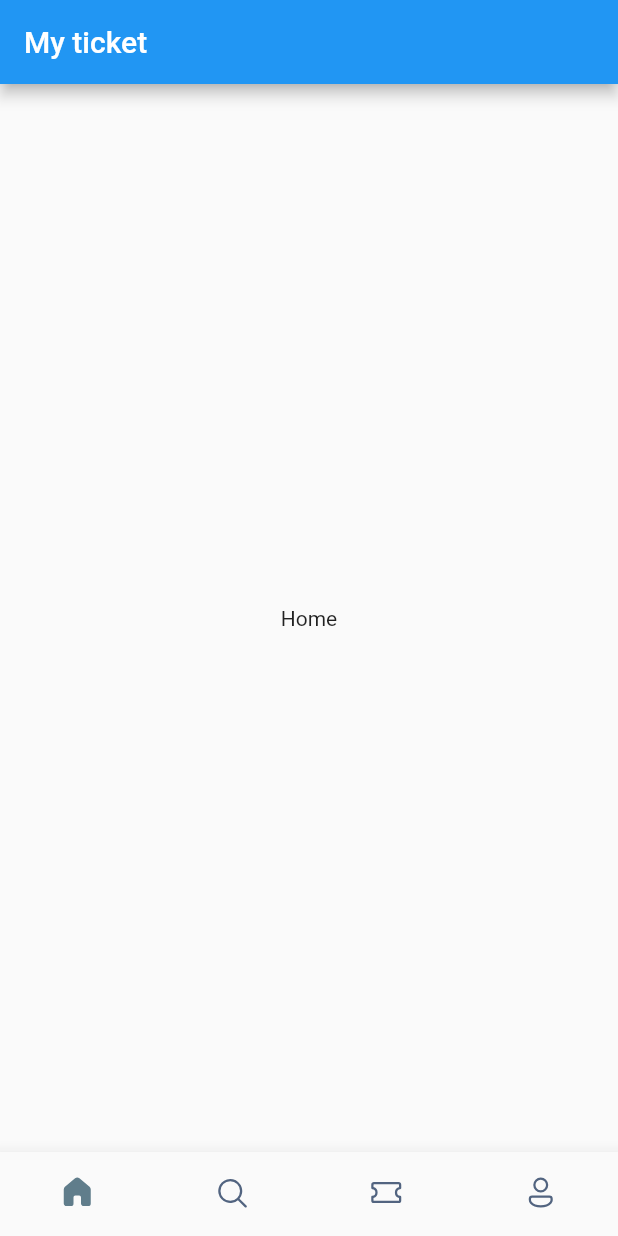
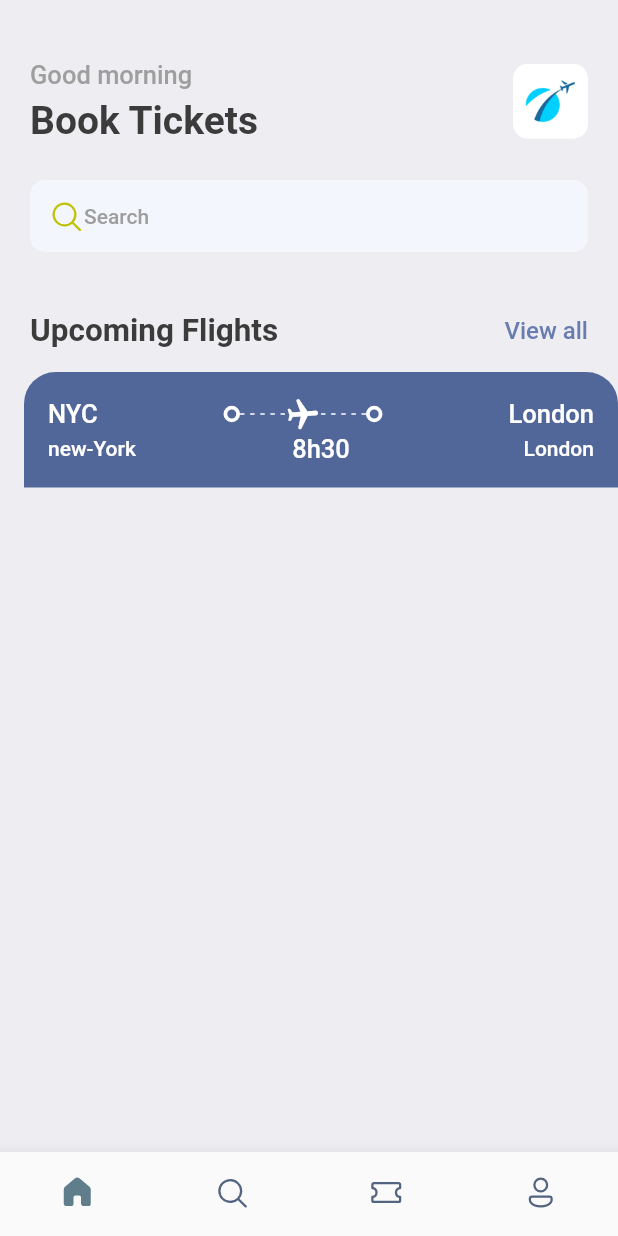
Before and after one commit to Vanquan99/ticked-booking-app, a Flutter app: the screen it shows after launch, on a phone screen of 412 x 824 dp. Run offline on Flutter 3.47's test engine with Material 2 defaults, Android fonts, the phone set to English and light mode, and no system bars; our stand-ins replace fluentui_icons, gap.

Commit message:
home page

```diff
--- a/lib/main.dart
+++ b/lib/main.dart
@@ -1,5 +1,6 @@
 import 'package:flutter/material.dart';
 import 'package:ticked_booking_app/screens/bottom_bar.dart';
+import 'package:ticked_booking_app/utils/app_styles.dart';
 
 void main() {
   runApp(const MyApp());
@@ -12,9 +13,10 @@ class MyApp extends StatelessWidget {
   @override
   Widget build(BuildContext context) {
     return MaterialApp(
+      debugShowCheckedModeBanner: false,
       title: 'Flutter Demo',
       theme: ThemeData(
-        primarySwatch: Colors.blue,
+        primaryColor: primary,
       ),
       home: const BottomBar(),
     );
--- a/lib/screens/bottom_bar.dart
+++ b/lib/screens/bottom_bar.dart
@@ -1,6 +1,7 @@
 import 'package:fluentui_icons/fluentui_icons.dart';
 import 'package:flutter/cupertino.dart';
 import 'package:flutter/material.dart';
+import 'package:ticked_booking_app/screens/home_screen.dart';
 
 class BottomBar extends StatefulWidget {
   const BottomBar({Key? key}) : super(key: key);
@@ -12,10 +13,14 @@ class BottomBar extends StatefulWidget {
 class _BottomBarState extends State<BottomBar> {
   int _selectedIndex = 0;
   static final List<Widget> _widgetOptions = <Widget>[
-    const Text('Home'),
-    const Text('Search'),
-    const Text('Tickets'),
-    const Text('Profile'),
+    // const Text('Home'),
+    // const Text('Search'),
+    // const Text('Tickets'),
+    // const Text('Profile'),
+    const HomeScreen(),
+    HomeScreen(),
+    HomeScreen(),
+    HomeScreen(),
   ];
 
   void _onItemTapped(int index){
@@ -30,9 +35,9 @@ class _BottomBarState extends State<BottomBar> {
   @override
   Widget build(BuildContext context) {
     return Scaffold(
-      appBar: AppBar(
-        title: const Text('My ticket'),
-      ),
+      // appBar: AppBar(
+      //   title: const Text('My ticket'),
+      // ),
       // body: const Center(
       //   child: Text("My body"),
       // ),
--- /dev/null
+++ b/lib/screens/home_screen.dart
@@ -0,0 +1,109 @@
+import 'package:fluentui_icons/fluentui_icons.dart';
+import 'package:flutter/cupertino.dart';
+import 'package:flutter/material.dart';
+import 'package:gap/gap.dart';
+import 'package:ticked_booking_app/screens/ticked_view.dart';
+import 'package:ticked_booking_app/utils/app_styles.dart';
+
+class HomeScreen extends StatelessWidget {
+  const HomeScreen({Key? key}) : super(key: key);
+
+  @override
+  Widget build(BuildContext context) {
+    return Scaffold(
+      // backgroundColor: Color(0xFFeeedf2),
+      backgroundColor: Styles.bgColor,
+      body: ListView(
+        children: [
+          Container(
+            padding: const EdgeInsets.symmetric(horizontal: 20),
+            child: Column(
+              children: [
+                const Gap(40),
+                Row(
+                  mainAxisAlignment: MainAxisAlignment.spaceBetween,
+                  children: [
+                    Column(
+                      crossAxisAlignment: CrossAxisAlignment
+                          .start, //canh chu dau hang bang nhau
+                      children: [
+                        Text(
+                          "Good morning",
+                          style: Styles.headLineStyle3,
+                        ),
+                        // const SizedBox(height: 5,),
+                        const Gap(5),
+                        Text(
+                          'Book Tickets',
+                          style: Styles.headLineStyle1,
+                        ),
+                      ],
+                    ),
+                    // const Text('Good moirning'),
+                    // Image.asset("assets/images/img_1.png")
+                    // const Text('Book Tickets'),
+                    Container(
+                      height: 50,
+                      width: 50,
+                      decoration: BoxDecoration(
+                          borderRadius: BorderRadius.circular(10),
+                          image: const DecorationImage(
+                              fit: BoxFit.cover,
+                              image: AssetImage("assets/images/img_1.png"))),
+                    )
+                  ],
+                ),
+                /* search */
+                const Gap(25),
+                Container(
+                  // padding: const EdgeInsets.symmetric(horizontal: 12),
+                  decoration: BoxDecoration(
+                      borderRadius: BorderRadius.circular(10),
+                      color: const Color(0xFFF4F6FD)),
+                  padding:
+                      const EdgeInsets.symmetric(horizontal: 12, vertical: 12),
+                  child: Row(
+                    children: [
+                      const Icon(
+                        FluentSystemIcons.ic_fluent_search_regular,
+                        color: Color(0xFFBFC205),
+                      ),
+                      Text(
+                        'Search',
+                        style: Styles.headLineStyle4,
+                      ),
+                    ],
+                  ),
+                ),
+                /* Upcoming Flights */
+                const Gap(40),
+                Row(
+                  mainAxisAlignment: MainAxisAlignment.spaceBetween,
+                  children: [
+                    Text(
+                      "Upcoming Flights",
+                      style: Styles.headLineStyle2,
+                    ),
+                    InkWell(
+                      onTap: (){
+                        print("you are tapped");
+                      },
+                      child: Text(
+                        "View all",
+                        style:
+                            Styles.textStyle.copyWith(color: Styles.primaryColor),
+                      ),
+                    )
+                  ],
+                )
+              ],
+            ),
+          ),
+          const Gap(15),
+          TickedView(),
+
+        ],
+      ),
+    );
+  }
+}
--- /dev/null
+++ b/lib/screens/ticked_view.dart
@@ -0,0 +1,125 @@
+import 'package:flutter/cupertino.dart';
+import 'package:flutter/material.dart';
+import 'package:gap/gap.dart';
+import 'package:ticked_booking_app/utils/app_layout.dart';
+import 'package:ticked_booking_app/utils/app_styles.dart';
+import 'package:ticked_booking_app/widgets/thick_container.dart';
+
+class TickedView extends StatelessWidget {
+  const TickedView({Key? key}) : super(key: key);
+
+  @override
+  Widget build(BuildContext context) {
+    final size = AppLayout.getSize(context);
+    return SizedBox(
+      // width: MediaQuery.of(context).size.width,
+      width: size.width,
+      height: 200,
+      child: Container(
+        margin: const EdgeInsets.only(left: 16),
+        child: Column(
+          children: [
+            /*
+            showing the blue part of the card/ticked
+            * */
+            Container(
+              decoration: const BoxDecoration(
+                  color: Color(0xFF526799),
+                  borderRadius: BorderRadius.only(
+                      topLeft: Radius.circular(21),
+                      topRight: Radius.circular(21))),
+              // color: Colors.red,
+              padding: const EdgeInsets.all(16),
+              child: Column(
+                children: [
+                  Row(
+                    children: [
+                      Text(
+                        "NYC",
+                        style:
+                            Styles.headLineStyle3.copyWith(color: Colors.white),
+                      ),
+                      // const Spacer(), // gian cach 2 dau
+                      Expanded(child: Container()),
+                      const ThickContainer(),
+
+                      Expanded(
+                          child: Stack(
+                            children:[
+                              SizedBox(
+                                height: 24,
+                                child: LayoutBuilder(
+                                  builder: (BuildContext context,
+                                      BoxConstraints constrains) {
+                                    print(
+                                        "The width is ${constrains.constrainWidth()}");
+                                    return Flex(
+                                      direction: Axis.horizontal,
+                                      mainAxisAlignment: MainAxisAlignment.spaceBetween,
+                                      mainAxisSize: MainAxisSize.max,
+                                      children: List.generate(
+                                          (constrains.constrainWidth() / 6).floor(),
+                                              (index) => const SizedBox(
+                                            width: 3,
+                                            height: 1,
+                                            child: DecoratedBox(
+                                              decoration: BoxDecoration(
+                                                color: Colors.white,
+                                              ),
+                                            ),
+                                          )),
+                                    );
+                                  },
+                                  // child: Flex(
+                                  //   direction: Axis.horizontal,
+                                  //   mainAxisAlignment: MainAxisAlignment.spaceBetween,
+                                  //   children:
+                                  //     List.generate(5, (index) => Text("-")),
+                                ),
+                              ),
+
+                              Center(
+                                child: Transform.rotate(
+                                  angle: 1.5,
+                                  child: Icon(
+                                    Icons.local_airport_rounded,
+                                    color: Colors.white,
+                                  ),
+                                ),
+                              ),
+                            ],
+                          )),
+
+                      const ThickContainer(),
+                      Expanded(child: Container()),
+                      Text(
+                        "London",
+                        style:
+                            Styles.headLineStyle3.copyWith(color: Colors.white),
+                      )
+                    ],
+                  ),
+                  const Gap(1),
+                  Row(
+                    mainAxisAlignment: MainAxisAlignment.spaceBetween,
+                    children: [
+                      SizedBox(
+                        width: 100,
+                          child: Text('new-York', style: Styles.headLineStyle4.copyWith(color: Colors.white,),)
+                      ),
+                      Text("8h30", style: Styles.headLineStyle3.copyWith(color: Colors.white),),
+                      SizedBox(
+                          width: 100,
+                          child: Text('London', textAlign: TextAlign.end,style: Styles.headLineStyle4.copyWith(color: Colors.white,),)
+                      ),
+                    ],
+                  ),
+                ],
+              ),
+            )
+          ],
+        ),
+      ),
+    );
+  }
+}
--- /dev/null
+++ b/lib/utils/app_layout.dart
@@ -0,0 +1,7 @@
+import 'package:flutter/cupertino.dart';
+
+class AppLayout{
+  static getSize(BuildContext context){
+    return MediaQuery.of(context).size;
+  }
+}
--- /dev/null
+++ b/lib/utils/app_styles.dart
@@ -0,0 +1,14 @@
+import 'package:flutter/material.dart';
+
+Color primary = const Color(0xFF687daf);
+class Styles{
+  static Color primaryColor = primary;
+  static Color textColor = const Color(0xFF3b3b3b);
+  static Color bgColor = const Color(0xFFeeedf2);
+  static Color orangeColor = const Color(0xFF526799);
+  static TextStyle textStyle = TextStyle( fontSize: 16, color: textColor,fontWeight: FontWeight.w500);
+  static TextStyle headLineStyle1 = TextStyle( fontSize: 26, color: textColor,fontWeight: FontWeight.bold);
+  static TextStyle headLineStyle2 = TextStyle( fontSize: 21, color: textColor,fontWeight: FontWeight.bold);
+  static TextStyle headLineStyle3 = TextStyle( fontSize: 17, color: Colors.grey.shade500,fontWeight: FontWeight.w500);
+  static TextStyle headLineStyle4 = TextStyle( fontSize: 14, color: Colors.grey.shade500,fontWeight: FontWeight.w500);
+}
--- /dev/null
+++ b/lib/widgets/thick_container.dart
@@ -0,0 +1,17 @@
+import 'package:flutter/cupertino.dart';
+import 'package:flutter/material.dart';
+
+class ThickContainer extends StatelessWidget {
+  const ThickContainer({Key? key}) : super(key: key);
+
+  @override
+  Widget build(BuildContext context) {
+    return Container(
+      padding: const EdgeInsets.all(3),
+      decoration: BoxDecoration(
+        borderRadius: BorderRadius.circular(20),
+        border: Border.all(width: 2.5, color: Colors.white)
+      ),
+    );
+  }
+}
--- a/pubspec.yaml
+++ b/pubspec.yaml
@@ -35,6 +35,7 @@ dependencies:
   # Use with the CupertinoIcons class for iOS style icons.
   cupertino_icons: ^1.0.2
   fluentui_icons: ^1.0.0
+  gap: ^2.0.0
 
 dev_dependencies:
   flutter_test:
@@ -59,8 +60,8 @@ flutter:
   uses-material-design: true
 
   # To add assets to your application, add an assets section, like this:
-  # assets:
-  #   - images/a_dot_burr.jpeg
+  assets:
+    - assets/images/
   #   - images/a_dot_ham.jpeg
 
   # An image asset can refer to one or more resolution-specific "variants", see
```
Also changed, not shown: assets/images/img.png (added), assets/images/img_1.png (added), assets/images/one.png (added), assets/images/sit.jpg (added), assets/images/three.png (added), assets/images/two.png (added), assets/images/visa.png (added).
